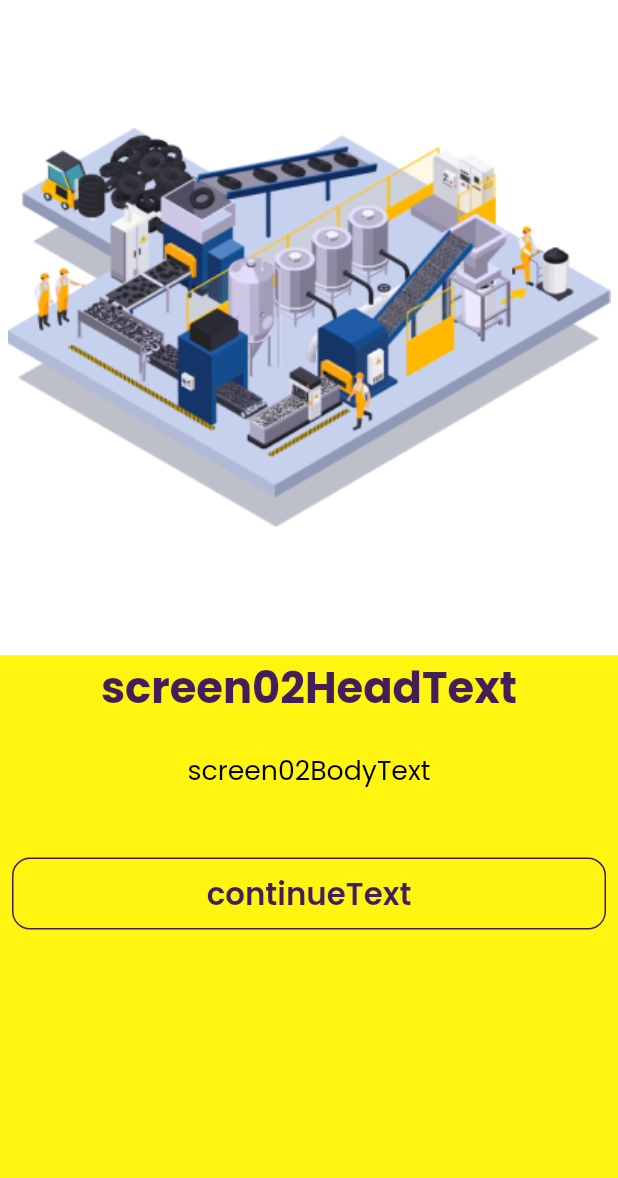
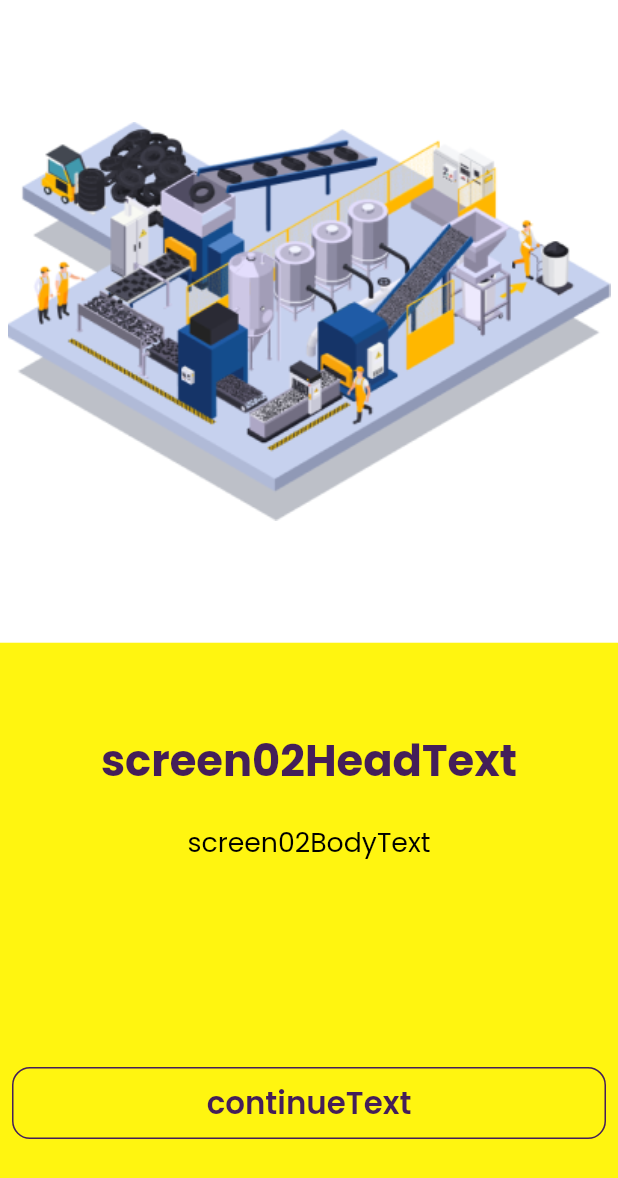
Before and after one commit to Daniel-TheProgrammer/sikatronic_equipment, a Flutter app: the SecondScreen screen opened by its route, on a phone screen of 412 x 824 dp. Shown: the top 1178 px of the screen. Run offline on Flutter 3.47's test engine with Material 2 defaults, Android fonts, the phone set to English and light mode, and no system bars; our stand-ins replace cloud_firestore, country_picker, device_preview, firebase_auth, firebase_core, flutter_screenutil and 4 more; missing offline and left inert: flutter_email_sender; accounts and stored records are empty.

Commit message:
screen_second_respo_done

```diff
--- a/lib/screens/Screen02/screen02.dart
+++ b/lib/screens/Screen02/screen02.dart
@@ -3,9 +3,9 @@ import 'package:get/get.dart';
 import 'package:google_fonts/google_fonts.dart';
 import 'package:sikatronics_equipment/screens/Screen03/screen03.dart';
 import 'package:sikatronics_equipment/utils/colors.dart';
+import 'package:sikatronics_equipment/utils/media_query.dart';
 import 'package:sikatronics_equipment/widget/translate_text.dart';
 import 'package:sizer/sizer.dart';
-
 
 import '../../widget/my_button.dart';
 
@@ -13,8 +13,10 @@ class SecondScreen extends StatelessWidget {
   const SecondScreen({super.key});
 
   @override
-  Widget build(BuildContext context) {
-
+  Widget build(BuildContext context){
+     final height = MediaQueryContext.ofHeight(context);
+    debugPrint(
+        "MediaQuery: ${height.height} && Get.height: ${Get.height}");
     return Scaffold(
       body: Container(
         decoration: const BoxDecoration(
@@ -26,8 +28,8 @@ class SecondScreen extends StatelessWidget {
             Container(
               color: Colors.white,
               width: double.infinity,
-              height: MediaQuery.of(context).size.height * 0.53,
-              // height: Get.height / 1.8,
+              // height: MediaQuery.of(context).size.height * 0.53,
+              height: height.height * 0.52,
               padding: const EdgeInsets.all(5),
               child: Image.asset(
                 'assets/imgs/engine001.png',
@@ -37,11 +39,11 @@ class SecondScreen extends StatelessWidget {
             Expanded(
               child: Column(
                 crossAxisAlignment: CrossAxisAlignment.center,
-                // mainAxisAlignment: MainAxisAlignment.spaceAround,
+                mainAxisAlignment: MainAxisAlignment.spaceAround,
 
                 children: [
                   Container(
-                    margin: EdgeInsets.fromLTRB(0.5, 0, 0.5, 32),
+                    margin: EdgeInsets.fromLTRB(0.5, 0, 0.5, 10),
                     width: double.infinity,
                     child: Column(
                       crossAxisAlignment: CrossAxisAlignment.center,
@@ -58,16 +60,16 @@ class SecondScreen extends StatelessWidget {
                           //     color: AppColor.accentColor400,
                           //   ),
                           // ),
-                           child: textTranslator(text: 'screen02HeadText',
+                          child: textTranslator(
+                            text: 'screen02HeadText',
                             textAlign: TextAlign.center,
-                          fontSize:21.sp, // 24.sp,
+                            fontSize: 21.sp, // 24.sp,
                             fontWeight: FontWeight.w700,
                             height: 1.5,
                             color: AppColor.accentColor400,
                           ),
                         ),
                         Container(
-
                           margin: EdgeInsets.fromLTRB(8, 0, 8, 5),
                           // child: Text(
                           //   'Companion of entrepreneur’s. We provide your machines, equipment, raw materials and maintenance for your business.',
@@ -79,13 +81,13 @@ class SecondScreen extends StatelessWidget {
                           //     color: const Color(0xFF000000),
                           //   ),
                           // ),
-                          child: textTranslator(text: 'screen02BodyText',
+                          child: textTranslator(
+                              text: 'screen02BodyText',
                               textAlign: TextAlign.center,
                               fontSize: 13.sp, //16.sp,
                               fontWeight: FontWeight.w400,
                               height: 1.5,
-                          color: const Color(0xFF000000)
-                          ),
+                              color: const Color(0xFF000000)),
                         ),
                       ],
                     ),
--- /dev/null
+++ b/lib/utils/media_query.dart
@@ -0,0 +1,8 @@
+import 'package:flutter/material.dart' show MediaQuery, BuildContext;
+
+class MediaQueryContext {
+  late final double height;
+  late final double width;
+  MediaQueryContext.ofHeight(BuildContext ctx) : height = MediaQuery.of(ctx).size.height;
+  MediaQueryContext.ofWidth(BuildContext ctx) : width = MediaQuery.of(ctx).size.width;
+}
```
Lines whose indentation alone changed are shown as unchanged.
